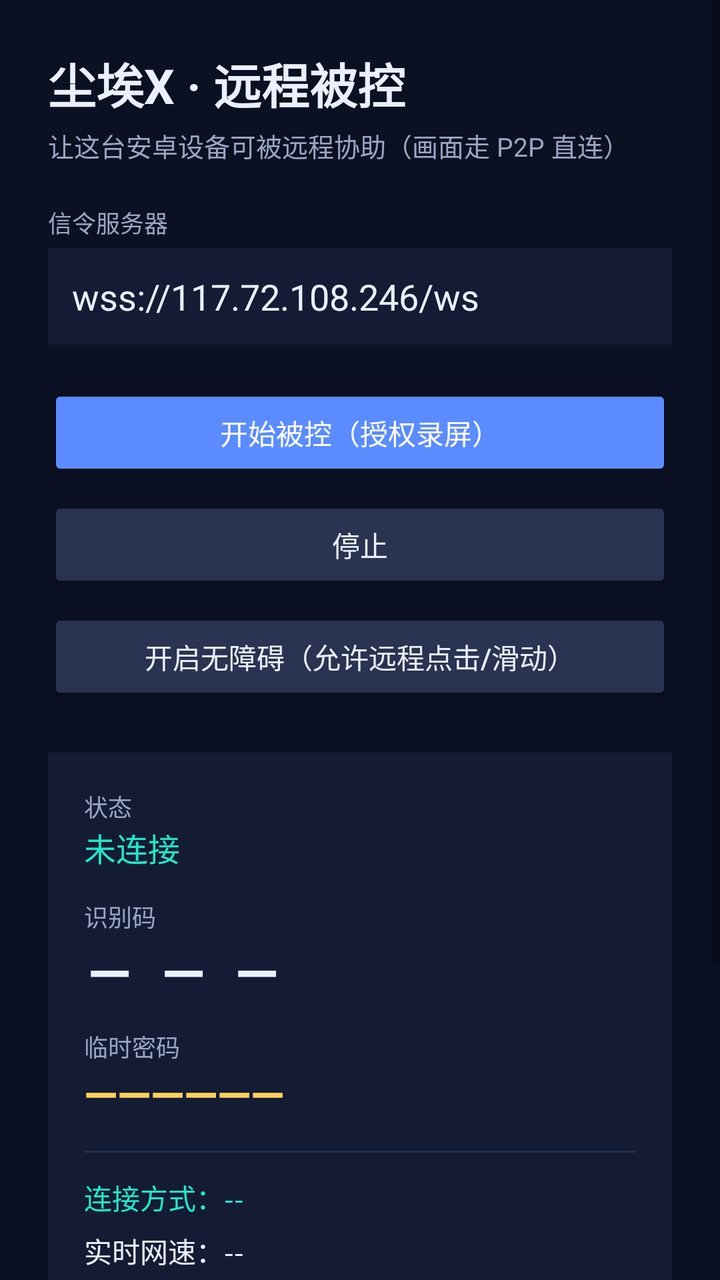
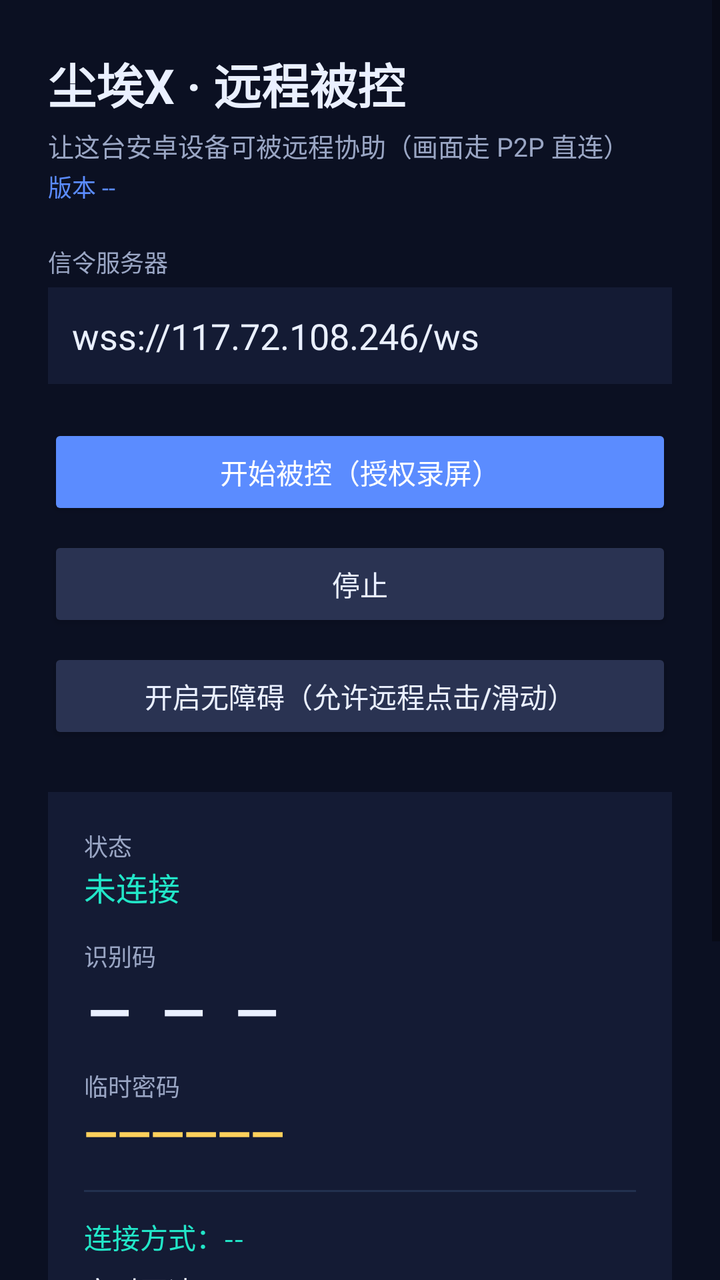

An Android layout rendered at two revisions. The XML below is the earlier revision; the diff shows what the commit changed to produce the second picture.
<!-- AndroidManifest.xml: application theme Theme.AppCompat.DayNight.NoActionBar -->
<!-- res/layout/activity_main.xml -->
<?xml version="1.0" encoding="utf-8"?>
<ScrollView xmlns:android="http://schemas.android.com/apk/res/android"
    android:layout_width="match_parent"
    android:layout_height="match_parent"
    android:background="#0B1022">

    <LinearLayout
        android:layout_width="match_parent"
        android:layout_height="wrap_content"
        android:orientation="vertical"
        android:padding="24dp">

        <TextView
            android:layout_width="wrap_content"
            android:layout_height="wrap_content"
            android:text="尘埃X · 远程被控"
            android:textColor="#EAF0FF"
            android:textSize="24sp"
            android:textStyle="bold" />

        <TextView
            android:layout_width="wrap_content"
            android:layout_height="wrap_content"
            android:layout_marginTop="4dp"
            android:text="让这台安卓设备可被远程协助（画面走 P2P 直连）"
            android:textColor="#9AA6C4"
            android:textSize="13sp" />

        <TextView
            android:layout_width="match_parent"
            android:layout_height="wrap_content"
            android:layout_marginTop="20dp"
            android:text="信令服务器"
            android:textColor="#9AA6C4"
            android:textSize="12sp" />

        <EditText
            android:id="@+id/server_url"
            android:layout_width="match_parent"
            android:layout_height="wrap_content"
            android:layout_marginTop="4dp"
            android:background="#141B34"
            android:padding="12dp"
            android:text="wss://117.72.108.246/ws"
            android:textColor="#EAF0FF"
            android:textColorHint="#63708F"
            android:inputType="textUri" />

        <Button
            android:id="@+id/btn_start"
            android:layout_width="match_parent"
            android:layout_height="wrap_content"
            android:layout_marginTop="20dp"
            android:backgroundTint="#5B8CFF"
            android:text="开始被控（授权录屏）"
            android:textColor="#FFFFFF" />

        <Button
            android:id="@+id/btn_stop"
            android:layout_width="match_parent"
            android:layout_height="wrap_content"
            android:layout_marginTop="8dp"
            android:backgroundTint="#2A3352"
            android:text="停止"
            android:textColor="#EAF0FF" />

        <Button
            android:id="@+id/btn_accessibility"
            android:layout_width="match_parent"
            android:layout_height="wrap_content"
            android:layout_marginTop="8dp"
            android:backgroundTint="#2A3352"
            android:text="开启无障碍（允许远程点击/滑动）"
            android:textColor="#EAF0FF" />

        <LinearLayout
            android:layout_width="match_parent"
            android:layout_height="wrap_content"
            android:layout_marginTop="24dp"
            android:background="#141B34"
            android:orientation="vertical"
            android:padding="18dp">

            <TextView
                android:layout_width="wrap_content"
                android:layout_height="wrap_content"
                android:text="状态"
                android:textColor="#9AA6C4"
                android:textSize="12sp" />

            <TextView
                android:id="@+id/status"
                android:layout_width="wrap_content"
                android:layout_height="wrap_content"
                android:text="未连接"
                android:textColor="#22E6C8"
                android:textSize="16sp" />

            <TextView
                android:layout_width="wrap_content"
                android:layout_height="wrap_content"
                android:layout_marginTop="14dp"
                android:text="识别码"
                android:textColor="#9AA6C4"
                android:textSize="12sp" />

            <TextView
                android:id="@+id/device_id"
                android:layout_width="wrap_content"
                android:layout_height="wrap_content"
                android:text="— — —"
                android:textColor="#EAF0FF"
                android:textSize="28sp"
                android:textStyle="bold"
                android:letterSpacing="0.15" />

            <TextView
                android:layout_width="wrap_content"
                android:layout_height="wrap_content"
                android:layout_marginTop="10dp"
                android:text="临时密码"
                android:textColor="#9AA6C4"
                android:textSize="12sp" />

            <TextView
                android:id="@+id/password"
                android:layout_width="wrap_content"
                android:layout_height="wrap_content"
                android:text="——————"
                android:textColor="#FFD15C"
                android:textSize="22sp"
                android:textStyle="bold" />

            <View
                android:layout_width="match_parent"
                android:layout_height="1dp"
                android:layout_marginTop="14dp"
                android:background="#22314F" />

            <TextView android:id="@+id/stat_method"
                android:layout_width="wrap_content" android:layout_height="wrap_content"
                android:layout_marginTop="12dp" android:text="连接方式：--"
                android:textColor="#22E6C8" android:textSize="14sp" />
            <TextView android:id="@+id/stat_speed"
                android:layout_width="wrap_content" android:layout_height="wrap_content"
                android:layout_marginTop="6dp" android:text="实时网速：--"
                android:textColor="#EAF0FF" android:textSize="14sp" />
            <TextView android:id="@+id/stat_session"
                android:layout_width="wrap_content" android:layout_height="wrap_content"
                android:layout_marginTop="6dp" android:text="本次流量：0 B"
                android:textColor="#EAF0FF" android:textSize="14sp" />
            <TextView android:id="@+id/stat_total"
                android:layout_width="wrap_content" android:layout_height="wrap_content"
                android:layout_marginTop="6dp" android:text="历史流量：0 B"
                android:textColor="#EAF0FF" android:textSize="14sp" />
            <TextView android:id="@+id/stat_latency"
                android:layout_width="wrap_content" android:layout_height="wrap_content"
                android:layout_marginTop="6dp" android:text="延迟：-- ms"
                android:textColor="#FFD15C" android:textSize="14sp" />
            <TextView android:id="@+id/stat_access"
                android:layout_width="wrap_content" android:layout_height="wrap_content"
                android:layout_marginTop="6dp" android:text="远程操作(无障碍)：未开启"
                android:textColor="#FF6B8B" android:textSize="14sp" />

            <TextView
                android:layout_width="match_parent"
                android:layout_height="wrap_content"
                android:layout_marginTop="14dp"
                android:text="在电脑/手机浏览器打开控制端网页，输入以上识别码与密码即可远程控制本机。画面走 WebRTC 视频编码(H.264/VP8)，30fps，540p 低延迟。"
                android:textColor="#63708F"
                android:textSize="12sp" />
        </LinearLayout>
    </LinearLayout>
</ScrollView>
<!-- resources referenced by this layout -->
<resources>

</resources>

<!-- the commit's change to res/layout/activity_main.xml (unified diff, before → after) -->
@@ -25,6 +25,15 @@
             android:text="让这台安卓设备可被远程协助（画面走 P2P 直连）"
             android:textColor="#9AA6C4"
             android:textSize="13sp" />
+
+        <TextView
+            android:id="@+id/app_version"
+            android:layout_width="wrap_content"
+            android:layout_height="wrap_content"
+            android:layout_marginTop="2dp"
+            android:text="版本 --"
+            android:textColor="#5B8CFF"
+            android:textSize="12sp" />
 
         <TextView
             android:layout_width="match_parent"
